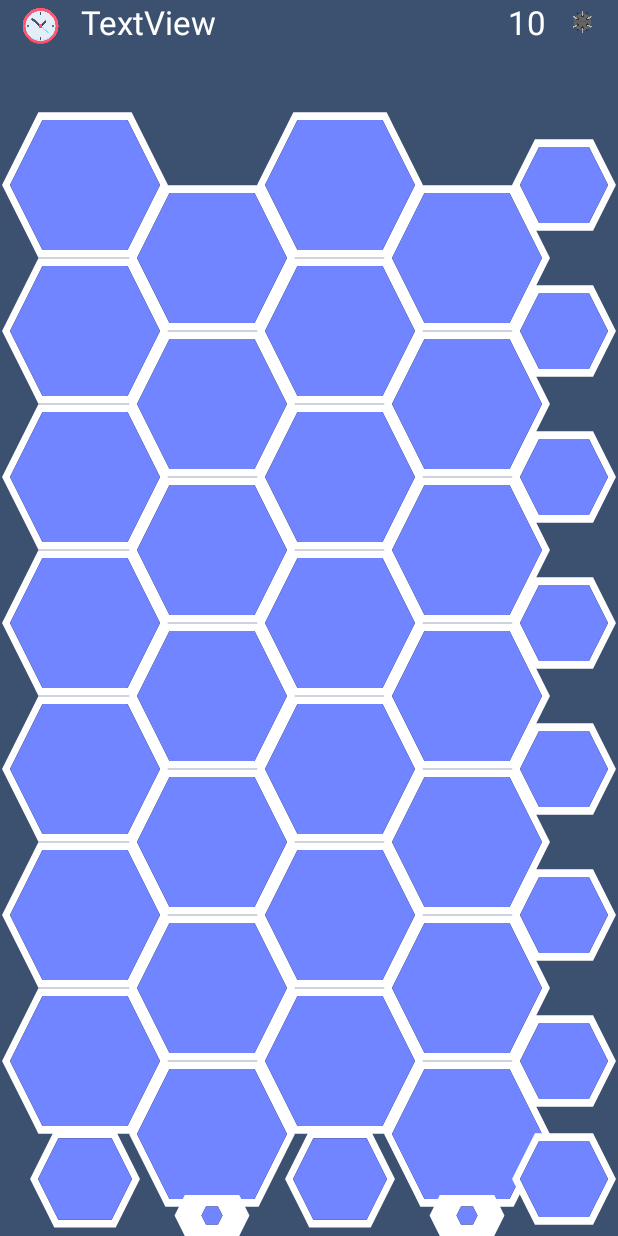
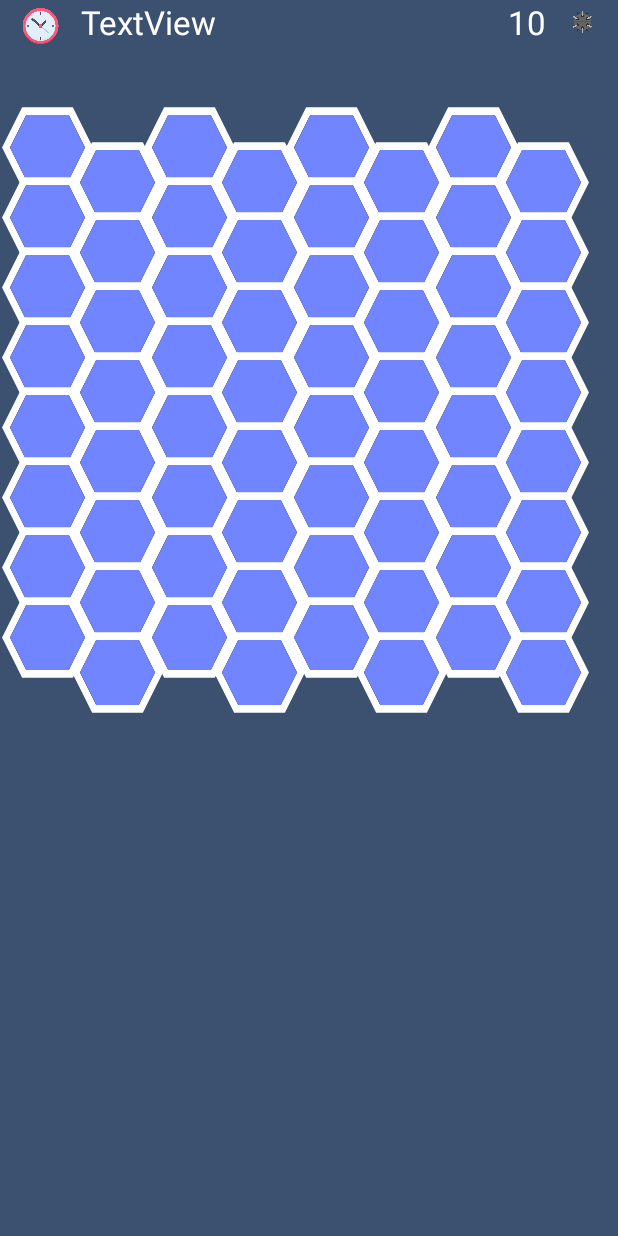
Before and after one commit to r-aurejac/Demineur_Aurejac_Montoya, an Android app: the GameActivity screen opened directly, with no data from a screen before it, on a phone screen of 412 x 824 dp. Run offline under Robolectric (Android 15) with nearby library versions, the phone set to English and light mode, and no system bars; 1 statement that could not run was skipped.

Commit message:
meilleur temps

```diff
--- a/app/src/main/java/com/example/demineur_aurejac_montoya/GameActivity.java
+++ b/app/src/main/java/com/example/demineur_aurejac_montoya/GameActivity.java
@@ -8,13 +8,16 @@ import android.content.Context;
 import android.content.Intent;
 import android.content.IntentFilter;
 import android.content.ServiceConnection;
+import android.graphics.Point;
 import android.os.Bundle;
 import android.os.Handler;
 import android.os.IBinder;
+import android.view.Display;
 import android.view.View;
 import android.widget.LinearLayout;
 import android.widget.RelativeLayout;
 import android.widget.TextView;
+import android.widget.Toast;
 
 import java.util.ArrayList;
 
@@ -28,6 +31,7 @@ public class GameActivity extends AppCompatActivity implements CellListener {
     int cellSize = 170;
     int headerOffset = 100;
     int difficulty;
+    boolean isHardMode = false;
     ArrayList<CellFragment> cellFragments;
     Preferences preferences;
     Intent intentService;
@@ -42,6 +46,12 @@ public class GameActivity extends AppCompatActivity implements CellListener {
     protected void onCreate(Bundle savedInstanceState) {
         super.onCreate(savedInstanceState);
 
+        Display display = getWindowManager().getDefaultDisplay();
+        Point size = new Point();
+        display.getSize(size);
+        float tempSize = size.y/2198f * cellSize;
+        cellSize = (int) tempSize;
+        Toast.makeText(this,String.valueOf(size.y),Toast.LENGTH_SHORT).show();
 
         counter= new Time(0);
         intentService = new Intent(this,TimerService.class);
@@ -78,6 +88,7 @@ public class GameActivity extends AppCompatActivity implements CellListener {
             case 2:
                 nbMines = 26;
                 minesweeper = new Minesweeper(26, 4, nbMines);
+                isHardMode = true;
                 break;
         }
 
@@ -211,7 +222,7 @@ public class GameActivity extends AppCompatActivity implements CellListener {
     }
 
     void showEndGameDialog(boolean isWon) {
-        EndGameDialog egd = new EndGameDialog(this, isWon,counter.nSeconds);
+        EndGameDialog egd = new EndGameDialog(this, isWon,counter.nSeconds-2);
         egd.show();
 
     }
@@ -248,7 +259,7 @@ public class GameActivity extends AppCompatActivity implements CellListener {
         {
             delay(true);
             preferences.setNbWins(preferences.getNbWins()+1);
-            if(counter.nSeconds<preferences.getBestTime())
+            if(counter.nSeconds<preferences.getBestTime()&&isHardMode)
             preferences.setBestTime(counter.nSeconds);
         }
     }
--- a/app/src/main/java/com/example/demineur_aurejac_montoya/ScoreActivity.java
+++ b/app/src/main/java/com/example/demineur_aurejac_montoya/ScoreActivity.java
@@ -42,7 +42,7 @@ public class ScoreActivity extends AppCompatActivity {
         int seconds = preferences.getBestTime();
         int minutes = seconds/60;
         seconds = seconds -minutes*60;
-        bestTimeTv.setText(String.valueOf(minutes) +"minutes et " + String .valueOf(seconds) + "secondes" );
+        bestTimeTv.setText(String.valueOf(minutes) +" minutes et " + String .valueOf(seconds) + " secondes" );
 
     }
 }
--- a/app/src/main/res/layout/activity_score.xml
+++ b/app/src/main/res/layout/activity_score.xml
@@ -45,7 +45,7 @@
                 android:layout_width="fill_parent"
                 android:layout_height="wrap_content"
                 android:layout_weight="1"
-                android:text="MEILLEUR TEMPS" />
+                android:text="MEILLEUR TEMPS EN DIFFICILE" />
 
             <TextView
                 android:id="@+id/best_time_tv"
```
